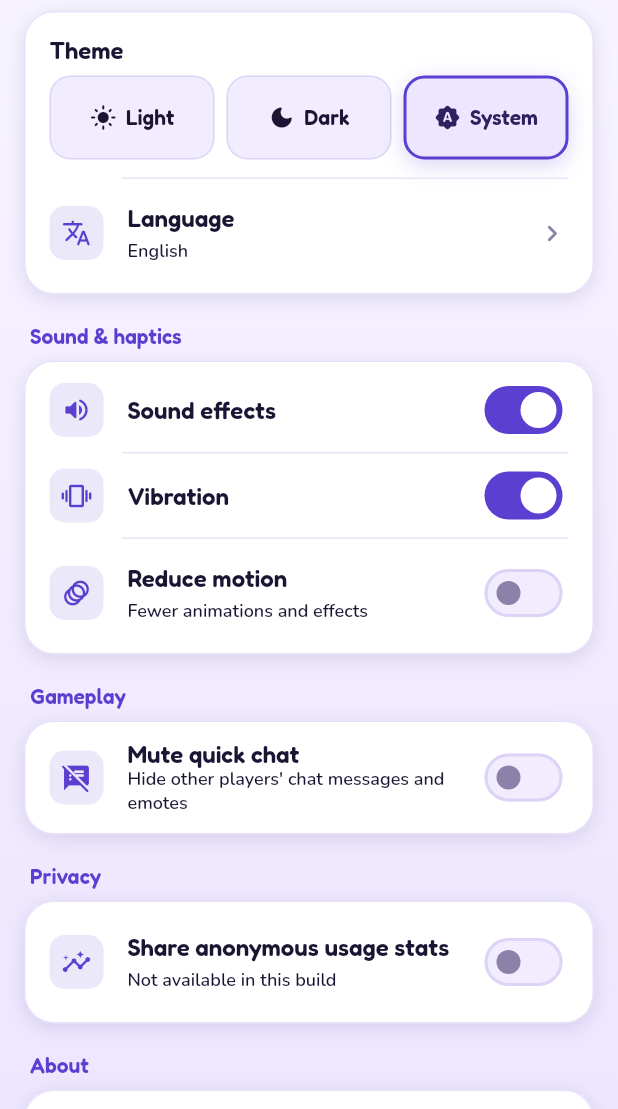
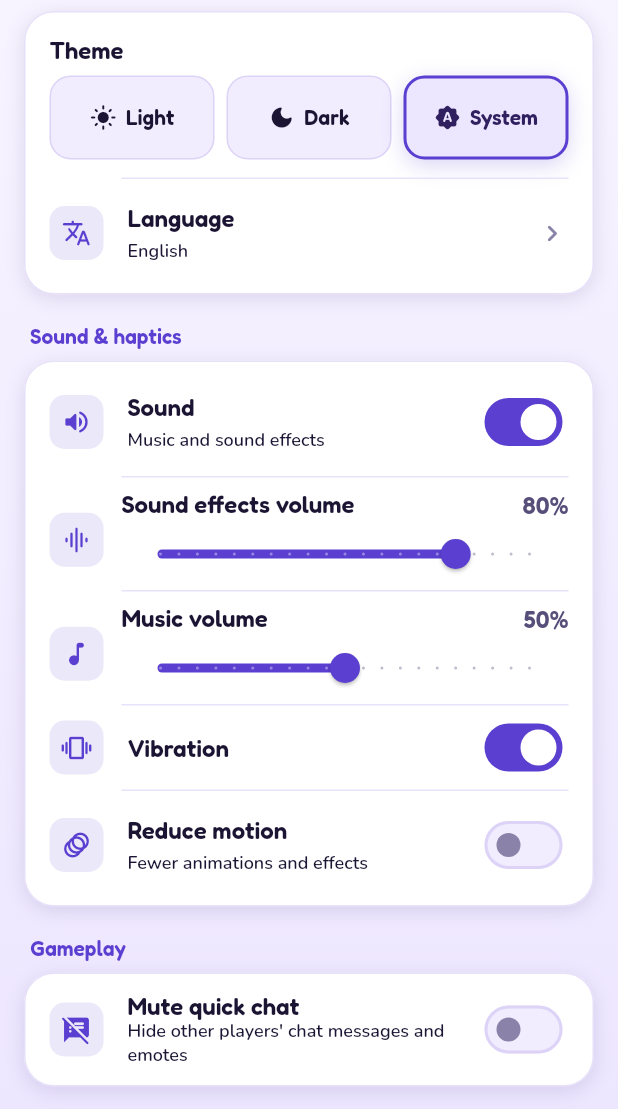
Before and after one commit to surajk543/Ludo-Arena, a Flutter app: the SettingsScreen screen opened by its route, on a phone screen of 412 x 824 dp, the part 127-1236 px from its top. Run offline on Flutter 3.47's test engine with Material 3 defaults, Android fonts, the phone set to English and light mode, and no system bars; our stand-ins replace audioplayers, dio, firebase_analytics, firebase_core, flutter_animate, flutter_riverpod and 7 more; missing offline and left inert: flutter_facebook_auth; accounts and stored records are empty; network calls fail.

Commit message:
feat(settings): sound effects and music volume sliders
- Settings → Sound & haptics: the Sound switch is now the master mute
  ("Music and sound effects"), followed by "Sound effects volume" and
  "Music volume" sliders (0–100 %, defaults 80 % / 50 %, persisted as
  percentages in SharedPreferences on release, applied live while
  dragging). The effects slider previews a soft tick (throttled); the
  music slider changes the playing lobby music at once. Sliders are
  disabled while muted; switching Sound on gives one toggle sound.
- Localized in en/hi/ur/id/ar; percentages use the locale's format.
- Tests: master switch, live/persisted volumes, tick preview.

Co-Authored-By: Claude Opus 5.5 <noreply@anthropic.com>

```diff
--- a/frontend/lib/core/localization/number_format.dart
+++ b/frontend/lib/core/localization/number_format.dart
@@ -28,6 +28,10 @@ abstract final class AppNumberFormat {
           ) ??
           'en',
   };
+
+  /// A whole percentage in the locale's format (`80%`, `80 %`, `٨٠٪`).
+  static String percent(int value, Locale locale) =>
+      NumberFormat.percentPattern(_tag(locale)).format(value / 100);
 
   /// Full precision with locale grouping: `12,34,567` (en/hi/ur),
   /// `1.234.567` (id), `1,234,567` (ar).
--- a/frontend/lib/features/settings/presentation/settings_screen.dart
+++ b/frontend/lib/features/settings/presentation/settings_screen.dart
@@ -4,10 +4,12 @@ import 'package:go_router/go_router.dart';
 
 import '../../../app/routes.dart';
 import '../../../core/analytics/analytics_providers.dart';
+import '../../../core/audio_haptics/audio_service.dart';
 import '../../../core/config/app_config.dart';
 import '../../../core/config/app_info.dart';
 import '../../../core/links/external_link_launcher.dart';
 import '../../../core/localization/language_controller.dart';
+import '../../../core/localization/number_format.dart';
 import '../../../core/settings/app_settings.dart';
 import '../../../core/theme/app_theme.dart';
 import '../../../core/theme/theme_controller.dart';
@@ -65,6 +67,13 @@ class SettingsScreen extends ConsumerWidget {
     final user = session.user;
     final info = ref.watch(appInfoProvider);
     final systemReduced = MediaQuery.maybeDisableAnimationsOf(context) ?? false;
+
+    final uiLocale = Localizations.localeOf(context);
+    String percent(double v) =>
+        AppNumberFormat.percent((v * 100).round(), uiLocale);
+    void volume(VolumeKey key, double v, {bool persist = false}) => ref
+        .read(settingsControllerProvider.notifier)
+        .setVolume(key, v, persist: persist);
 
     void toggle(SettingKey key, bool value) {
       ref.read(settingsControllerProvider.notifier).set(key, value);
@@ -154,8 +163,39 @@ class SettingsScreen extends ConsumerWidget {
                       SettingsSwitchTile(
                         icon: Icons.volume_up_rounded,
                         title: l10n.settingsSound,
+                        subtitle: l10n.settingsSoundSubtitle,
                         value: settings.soundEnabled,
                         onChanged: (v) => toggle(SettingKey.sound, v),
+                      ),
+                      SettingsSliderTile(
+                        icon: Icons.graphic_eq_rounded,
+                        title: l10n.settingsSfxVolume,
+                        value: settings.sfxVolume,
+                        format: percent,
+                        onChanged: settings.soundEnabled
+                            ? (v) {
+                                volume(VolumeKey.sfx, v);
+                                // Preview at the new level (throttled by the
+                                // audio service's gesture window).
+                                ref.read(audioServiceProvider).play(Sfx.uiTick);
+                              }
+                            : null,
+                        onChangeEnd: settings.soundEnabled
+                            ? (v) => volume(VolumeKey.sfx, v, persist: true)
+                            : null,
+                      ),
+                      SettingsSliderTile(
+                        icon: Icons.music_note_rounded,
+                        title: l10n.settingsMusicVolume,
+                        value: settings.musicVolume,
+                        format: percent,
+                        // The lobby music itself is the preview (live).
+                        onChanged: settings.soundEnabled
+                            ? (v) => volume(VolumeKey.music, v)
+                            : null,
+                        onChangeEnd: settings.soundEnabled
+                            ? (v) => volume(VolumeKey.music, v, persist: true)
+                            : null,
                       ),
                       SettingsSwitchTile(
                         icon: Icons.vibration_rounded,
--- a/frontend/lib/features/settings/presentation/settings_widgets.dart
+++ b/frontend/lib/features/settings/presentation/settings_widgets.dart
@@ -1,5 +1,6 @@
 import 'package:flutter/material.dart';
 
+import '../../../core/audio_haptics/audio_service.dart';
 import '../../../core/theme/app_theme.dart';
 import '../../../shared/widgets/widgets.dart';
 
@@ -99,6 +100,13 @@ class SettingsSwitchTile extends StatelessWidget {
   final ValueChanged<bool>? onChanged;
   final Color? color;
 
+  void _toggle(BuildContext context, bool v) {
+    onChanged!(v);
+    // After the change: switching Sound on is confirmed audibly, switching
+    // it off is silent.
+    playUiSound(context, Sfx.uiToggle);
+  }
+
   @override
   Widget build(BuildContext context) {
     return MergeSemantics(
@@ -106,9 +114,97 @@ class SettingsSwitchTile extends StatelessWidget {
         leading: _TileIcon(icon: icon, color: color),
         title: Text(title),
         subtitle: subtitle == null ? null : Text(subtitle!),
-        trailing: Switch.adaptive(value: value, onChanged: onChanged),
-        onTap: onChanged == null ? null : () => onChanged!(!value),
+        trailing: Switch.adaptive(
+          value: value,
+          onChanged: onChanged == null ? null : (v) => _toggle(context, v),
+        ),
+        onTap: onChanged == null ? null : () => _toggle(context, !value),
         minVerticalPadding: AppSpacing.sm,
+      ),
+    );
+  }
+}
+
+/// Slider row (0..1) with the value shown at the end, e.g. a volume.
+class SettingsSliderTile extends StatelessWidget {
+  const SettingsSliderTile({
+    super.key,
+    required this.icon,
+    required this.title,
+    required this.value,
+    required this.format,
+    required this.onChanged,
+    this.onChangeEnd,
+    this.divisions = 20,
+    this.color,
+  });
+
+  final IconData icon;
+  final String title;
+  final double value;
+
+  /// Display / screen-reader text for a value (e.g. a localized percentage).
+  final String Function(double value) format;
+
+  /// Null disables the slider.
+  final ValueChanged<double>? onChanged;
+  final ValueChanged<double>? onChangeEnd;
+  final int divisions;
+  final Color? color;
+
+  @override
+  Widget build(BuildContext context) {
+    final c = context.colors;
+    final enabled = onChanged != null;
+    final valueLabel = format(value);
+    return Padding(
+      padding: const EdgeInsetsDirectional.fromSTEB(
+        AppSpacing.lg,
+        AppSpacing.sm,
+        AppSpacing.lg,
+        0,
+      ),
+      child: Row(
+        children: [
+          _TileIcon(icon: icon, color: color),
+          const SizedBox(width: AppSpacing.md),
+          Expanded(
+            child: Column(
+              crossAxisAlignment: CrossAxisAlignment.stretch,
+              children: [
+                Row(
+                  children: [
+                    Expanded(
+                      child: Text(
+                        title,
+                        style: context.textTheme.titleMedium?.copyWith(
+                          color: enabled ? null : c.textMuted,
+                        ),
+                      ),
+                    ),
+                    const SizedBox(width: AppSpacing.sm),
+                    ExcludeSemantics(
+                      child: Text(
+                        valueLabel,
+                        style: context.textTheme.labelLarge?.copyWith(
+                          color: enabled ? c.textSecondary : c.textMuted,
+                          fontFeatures: const [FontFeature.tabularFigures()],
+                        ),
+                      ),
+                    ),
+                  ],
+                ),
+                Slider(
+                  value: value.clamp(0.0, 1.0),
+                  divisions: divisions,
+                  onChanged: onChanged,
+                  onChangeEnd: onChangeEnd,
+                  semanticFormatterCallback: format,
+                ),
+              ],
+            ),
+          ),
+        ],
       ),
     );
   }
--- a/frontend/lib/l10n/app_ar.arb
+++ b/frontend/lib/l10n/app_ar.arb
@@ -752,7 +752,10 @@
   "settingsThemeSystem": "النظام",
   "settingsLanguage": "اللغة",
   "settingsSoundAndHaptics": "الصوت والاهتزاز",
-  "settingsSound": "المؤثرات الصوتية",
+  "settingsSound": "الصوت",
+  "settingsSoundSubtitle": "الموسيقى والمؤثرات الصوتية",
+  "settingsSfxVolume": "مستوى صوت المؤثرات",
+  "settingsMusicVolume": "مستوى صوت الموسيقى",
   "settingsHaptics": "الاهتزاز",
   "settingsReducedMotion": "تقليل الحركة",
   "settingsReducedMotionSubtitle": "رسوم متحركة ومؤثرات أقل",
--- a/frontend/lib/l10n/app_en.arb
+++ b/frontend/lib/l10n/app_en.arb
@@ -3774,9 +3774,21 @@
   "@settingsSoundAndHaptics": {
     "description": "Section header."
   },
-  "settingsSound": "Sound effects",
+  "settingsSound": "Sound",
   "@settingsSound": {
-    "description": "Toggle for sound effects."
+    "description": "Master sound switch (music and sound effects)."
+  },
+  "settingsSoundSubtitle": "Music and sound effects",
+  "@settingsSoundSubtitle": {
+    "description": "Explains that the Sound switch covers music and sound effects."
+  },
+  "settingsSfxVolume": "Sound effects volume",
+  "@settingsSfxVolume": {
+    "description": "Slider label: volume of the sound effects."
+  },
+  "settingsMusicVolume": "Music volume",
+  "@settingsMusicVolume": {
+    "description": "Slider label: volume of the lobby music."
   },
   "settingsHaptics": "Vibration",
   "@settingsHaptics": {
--- a/frontend/lib/l10n/app_hi.arb
+++ b/frontend/lib/l10n/app_hi.arb
@@ -752,7 +752,10 @@
   "settingsThemeSystem": "सिस्टम",
   "settingsLanguage": "भाषा",
   "settingsSoundAndHaptics": "आवाज़ और वाइब्रेशन",
-  "settingsSound": "साउंड इफ़ेक्ट्स",
+  "settingsSound": "आवाज़",
+  "settingsSoundSubtitle": "संगीत और साउंड इफ़ेक्ट्स",
+  "settingsSfxVolume": "साउंड इफ़ेक्ट्स वॉल्यूम",
+  "settingsMusicVolume": "संगीत वॉल्यूम",
   "settingsHaptics": "वाइब्रेशन",
   "settingsReducedMotion": "कम एनिमेशन",
   "settingsReducedMotionSubtitle": "कम एनिमेशन और इफ़ेक्ट्स",
--- a/frontend/lib/l10n/app_id.arb
+++ b/frontend/lib/l10n/app_id.arb
@@ -752,7 +752,10 @@
   "settingsThemeSystem": "Sistem",
   "settingsLanguage": "Bahasa",
   "settingsSoundAndHaptics": "Suara & getaran",
-  "settingsSound": "Efek suara",
+  "settingsSound": "Suara",
+  "settingsSoundSubtitle": "Musik dan efek suara",
+  "settingsSfxVolume": "Volume efek suara",
+  "settingsMusicVolume": "Volume musik",
   "settingsHaptics": "Getaran",
   "settingsReducedMotion": "Kurangi gerakan",
   "settingsReducedMotionSubtitle": "Lebih sedikit animasi dan efek",
--- a/frontend/lib/l10n/app_ur.arb
+++ b/frontend/lib/l10n/app_ur.arb
@@ -752,7 +752,10 @@
   "settingsThemeSystem": "سسٹم",
   "settingsLanguage": "زبان",
   "settingsSoundAndHaptics": "آواز اور وائبریشن",
-  "settingsSound": "ساؤنڈ ایفیکٹس",
+  "settingsSound": "آواز",
+  "settingsSoundSubtitle": "موسیقی اور ساؤنڈ ایفیکٹس",
+  "settingsSfxVolume": "ساؤنڈ ایفیکٹس کا والیوم",
+  "settingsMusicVolume": "موسیقی کا والیوم",
   "settingsHaptics": "وائبریشن",
   "settingsReducedMotion": "کم حرکت",
   "settingsReducedMotionSubtitle": "کم اینیمیشنز اور ایفیکٹس",
--- a/frontend/lib/l10n/parts/settings/ar.arb
+++ b/frontend/lib/l10n/parts/settings/ar.arb
@@ -7,7 +7,10 @@
   "settingsThemeSystem": "النظام",
   "settingsLanguage": "اللغة",
   "settingsSoundAndHaptics": "الصوت والاهتزاز",
-  "settingsSound": "المؤثرات الصوتية",
+  "settingsSound": "الصوت",
+  "settingsSoundSubtitle": "الموسيقى والمؤثرات الصوتية",
+  "settingsSfxVolume": "مستوى صوت المؤثرات",
+  "settingsMusicVolume": "مستوى صوت الموسيقى",
   "settingsHaptics": "الاهتزاز",
   "settingsReducedMotion": "تقليل الحركة",
   "settingsReducedMotionSubtitle": "رسوم متحركة ومؤثرات أقل",
--- a/frontend/lib/l10n/parts/settings/en.arb
+++ b/frontend/lib/l10n/parts/settings/en.arb
@@ -31,9 +31,21 @@
   "@settingsSoundAndHaptics": {
     "description": "Section header."
   },
-  "settingsSound": "Sound effects",
+  "settingsSound": "Sound",
   "@settingsSound": {
-    "description": "Toggle for sound effects."
+    "description": "Master sound switch (music and sound effects)."
+  },
+  "settingsSoundSubtitle": "Music and sound effects",
+  "@settingsSoundSubtitle": {
+    "description": "Explains that the Sound switch covers music and sound effects."
+  },
+  "settingsSfxVolume": "Sound effects volume",
+  "@settingsSfxVolume": {
+    "description": "Slider label: volume of the sound effects."
+  },
+  "settingsMusicVolume": "Music volume",
+  "@settingsMusicVolume": {
+    "description": "Slider label: volume of the lobby music."
   },
   "settingsHaptics": "Vibration",
   "@settingsHaptics": {
--- a/frontend/lib/l10n/parts/settings/hi.arb
+++ b/frontend/lib/l10n/parts/settings/hi.arb
@@ -7,7 +7,10 @@
   "settingsThemeSystem": "सिस्टम",
   "settingsLanguage": "भाषा",
   "settingsSoundAndHaptics": "आवाज़ और वाइब्रेशन",
-  "settingsSound": "साउंड इफ़ेक्ट्स",
+  "settingsSound": "आवाज़",
+  "settingsSoundSubtitle": "संगीत और साउंड इफ़ेक्ट्स",
+  "settingsSfxVolume": "साउंड इफ़ेक्ट्स वॉल्यूम",
+  "settingsMusicVolume": "संगीत वॉल्यूम",
   "settingsHaptics": "वाइब्रेशन",
   "settingsReducedMotion": "कम एनिमेशन",
   "settingsReducedMotionSubtitle": "कम एनिमेशन और इफ़ेक्ट्स",
--- a/frontend/lib/l10n/parts/settings/id.arb
+++ b/frontend/lib/l10n/parts/settings/id.arb
@@ -7,7 +7,10 @@
   "settingsThemeSystem": "Sistem",
   "settingsLanguage": "Bahasa",
   "settingsSoundAndHaptics": "Suara & getaran",
-  "settingsSound": "Efek suara",
+  "settingsSound": "Suara",
+  "settingsSoundSubtitle": "Musik dan efek suara",
+  "settingsSfxVolume": "Volume efek suara",
+  "settingsMusicVolume": "Volume musik",
   "settingsHaptics": "Getaran",
   "settingsReducedMotion": "Kurangi gerakan",
   "settingsReducedMotionSubtitle": "Lebih sedikit animasi dan efek",
--- a/frontend/lib/l10n/parts/settings/ur.arb
+++ b/frontend/lib/l10n/parts/settings/ur.arb
@@ -7,7 +7,10 @@
   "settingsThemeSystem": "سسٹم",
   "settingsLanguage": "زبان",
   "settingsSoundAndHaptics": "آواز اور وائبریشن",
-  "settingsSound": "ساؤنڈ ایفیکٹس",
+  "settingsSound": "آواز",
+  "settingsSoundSubtitle": "موسیقی اور ساؤنڈ ایفیکٹس",
+  "settingsSfxVolume": "ساؤنڈ ایفیکٹس کا والیوم",
+  "settingsMusicVolume": "موسیقی کا والیوم",
   "settingsHaptics": "وائبریشن",
   "settingsReducedMotion": "کم حرکت",
   "settingsReducedMotionSubtitle": "کم اینیمیشنز اور ایفیکٹس",
```
Also changed, not shown: frontend/lib/l10n/generated/app_localizations.dart, frontend/lib/l10n/generated/app_localizations_ar.dart, frontend/lib/l10n/generated/app_localizations_en.dart, frontend/lib/l10n/generated/app_localizations_hi.dart, frontend/lib/l10n/generated/app_localizations_id.dart, frontend/lib/l10n/generated/app_localizations_ur.dart, 2 other files.
